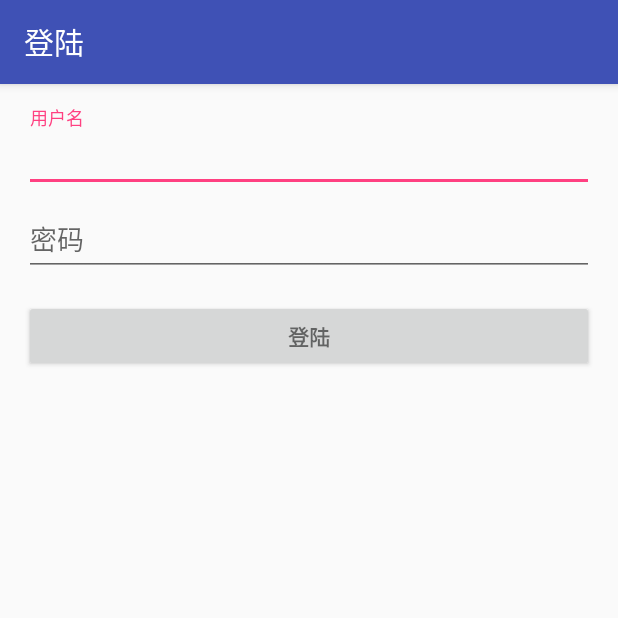
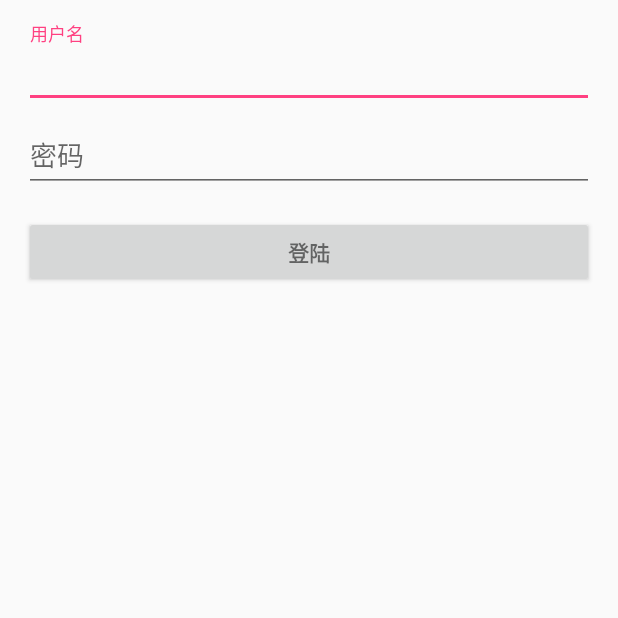
Before and after one commit to nuaa-meizizi/APP, an Android app: the LoginActivity screen opened directly, with no data from a screen before it, on a phone screen of 412 x 824 dp, the top half of it. Run offline under Robolectric (Android 15) with nearby library versions, the phone set to English and light mode, and no system bars; libraries missing offline, so code that uses them is left out: cn.pedant.

Commit message:
全屏显示

```diff
--- a/app/src/main/res/values/styles.xml
+++ b/app/src/main/res/values/styles.xml
@@ -6,6 +6,9 @@
         <item name="colorPrimary">@color/colorPrimary</item>
         <item name="colorPrimaryDark">@color/colorPrimaryDark</item>
         <item name="colorAccent">@color/colorAccent</item>
+        <item name="windowNoTitle">true</item>
+        <item name="android:windowFullscreen">true</item>
+        <item name="android:windowIsTranslucent">true</item>
     </style>
 
     <style name="AppTheme.NoActionBar">
```
